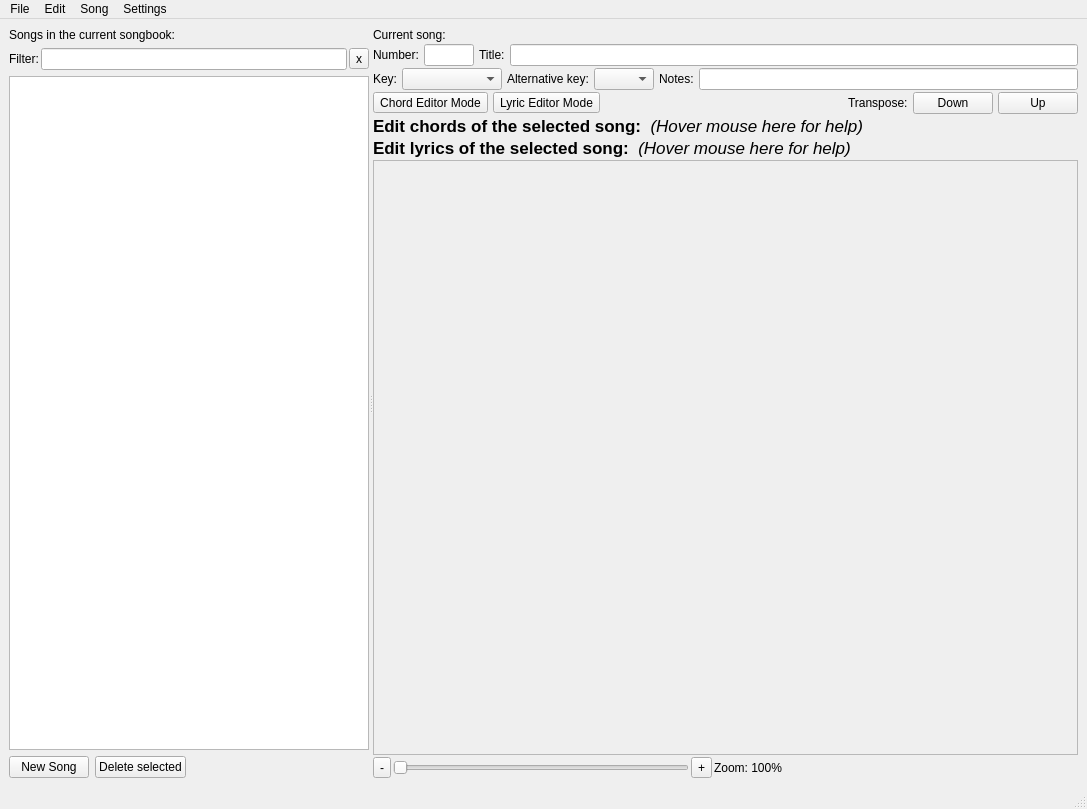
matvey83/softChord, file src/softchord_main_window.ui: the form before one commit.
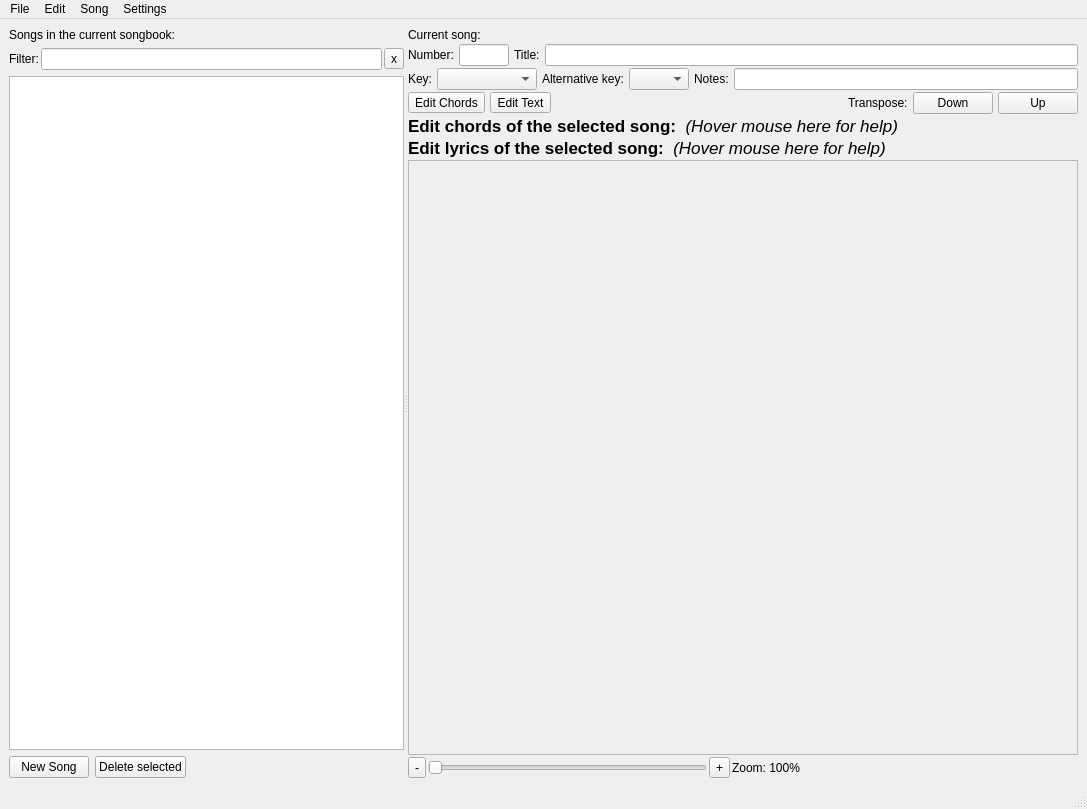
The form after the commit.

Commit message:
Improve help for chord and lyric editing.
Also renamed buttons for changing editing mode.

What changed in the file:
```diff
--- a/src/softchord_main_window.ui
+++ b/src/softchord_main_window.ui
@@ -233,7 +233,7 @@
 &lt;p style=&quot; margin-top:0px; margin-bottom:0px; margin-left:0px; margin-right:0px; -qt-block-indent:0; text-indent:0px;&quot;&gt;Enter chord editing mode (⌘K).   This mode allows you to modify chords for the current song.&lt;/p&gt;&lt;/body&gt;&lt;/html&gt;</string>
             </property>
             <property name="text">
-             <string>Chord Editor Mode</string>
+             <string>Edit Chords</string>
             </property>
            </widget>
           </item>
@@ -247,7 +247,7 @@
 &lt;p style=&quot; margin-top:0px; margin-bottom:0px; margin-left:0px; margin-right:0px; -qt-block-indent:0; text-indent:0px;&quot;&gt;Enter lyric editing mode (⌘L).   This mode lets you modify the song text.&lt;/p&gt;&lt;/body&gt;&lt;/html&gt;</string>
             </property>
             <property name="text">
-             <string>Lyric Editor Mode</string>
+             <string>Edit Text</string>
             </property>
            </widget>
           </item>
```
Left out of the diff: 18 changed lines with no effect on the pictures. The commit also changes 1 other file.
